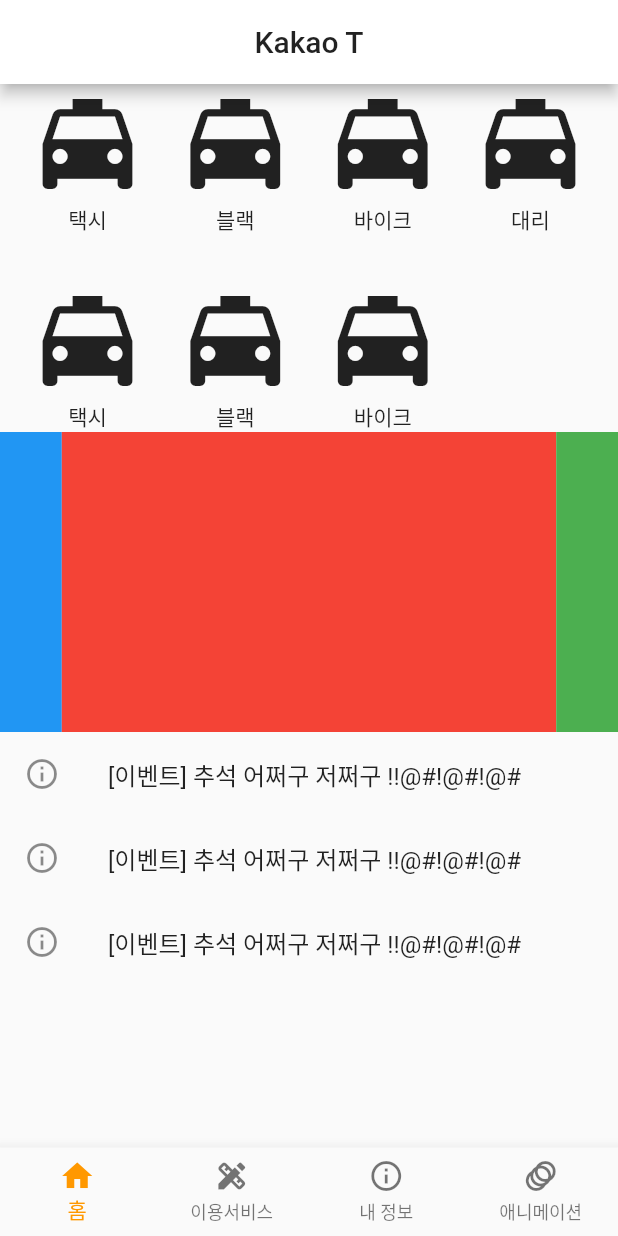
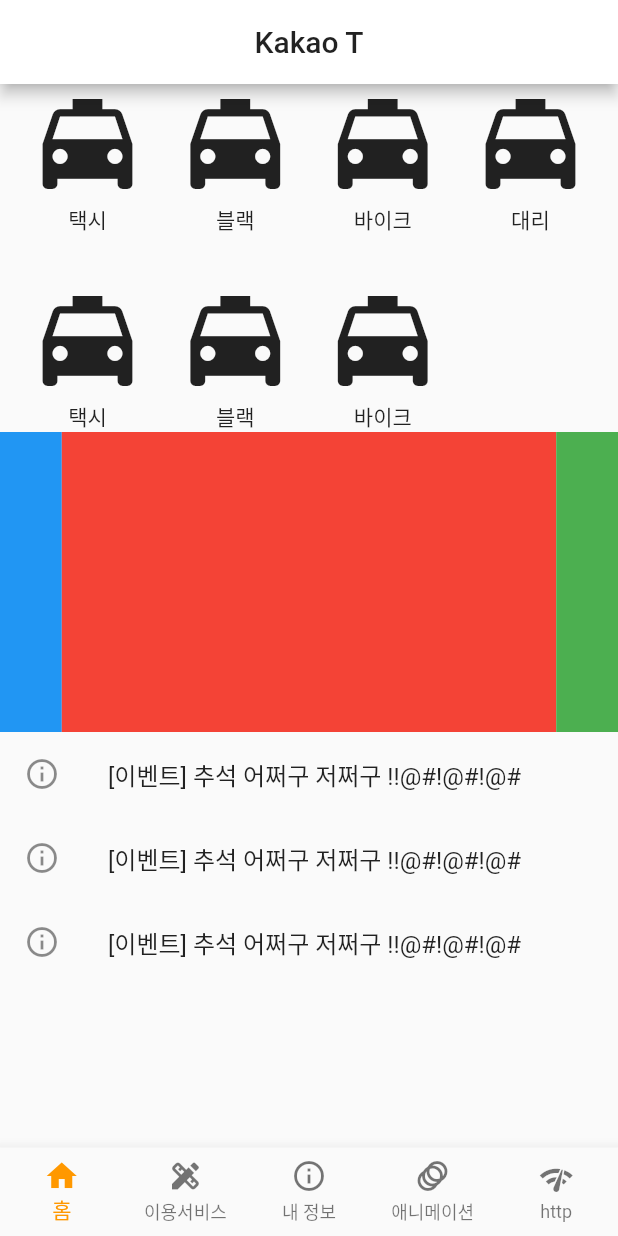
Before and after one commit to ssac-flutter/flutter-lecture, a Flutter app: the screen it shows after launch, on a phone screen of 412 x 824 dp. Run offline on Flutter 3.47's test engine with Material 2 defaults, Android fonts, the phone set to English and light mode, and no system bars; drawn by our look-alikes of carousel_slider.

Commit message:
http 준비

```diff
--- a/lib/ui/main_page.dart
+++ b/lib/ui/main_page.dart
@@ -1,6 +1,7 @@
 import 'package:flutter/material.dart';
 import 'package:flutter_app/ui/animation_page.dart';
 import 'package:flutter_app/ui/first_page.dart';
+import 'package:flutter_app/ui/http/http_page.dart';
 import 'package:flutter_app/ui/second_page.dart';
 import 'package:flutter_app/ui/third_page.dart';
 
@@ -18,6 +19,7 @@ class _MainPageState extends State<MainPage> {
     SecondPage(), // _pages[1]
     ThirdPage(), // _pages[2]
     AnimationPage(),
+    HttpPage(),
   ];
 
   @override
@@ -43,6 +45,10 @@ class _MainPageState extends State<MainPage> {
             icon: Icon(Icons.animation),
             label: '애니메이션',
           ),
+          BottomNavigationBarItem(
+            icon: Icon(Icons.network_check),
+            label: 'http',
+          ),
         ],
         currentIndex: _index,
         onTap: (int value) {
--- a/pubspec.yaml
+++ b/pubspec.yaml
@@ -29,6 +29,7 @@ dependencies:
   # Use with the CupertinoIcons class for iOS style icons.
   cupertino_icons: ^1.0.0
   carousel_slider: ^2.3.1
+  http: ^0.12.2
 
 dev_dependencies:
   flutter_test:
```
Also changed, not shown: lib/ui/http/http_page.dart (added, +27 -0 lines), pubspec.lock, 1 other file.
